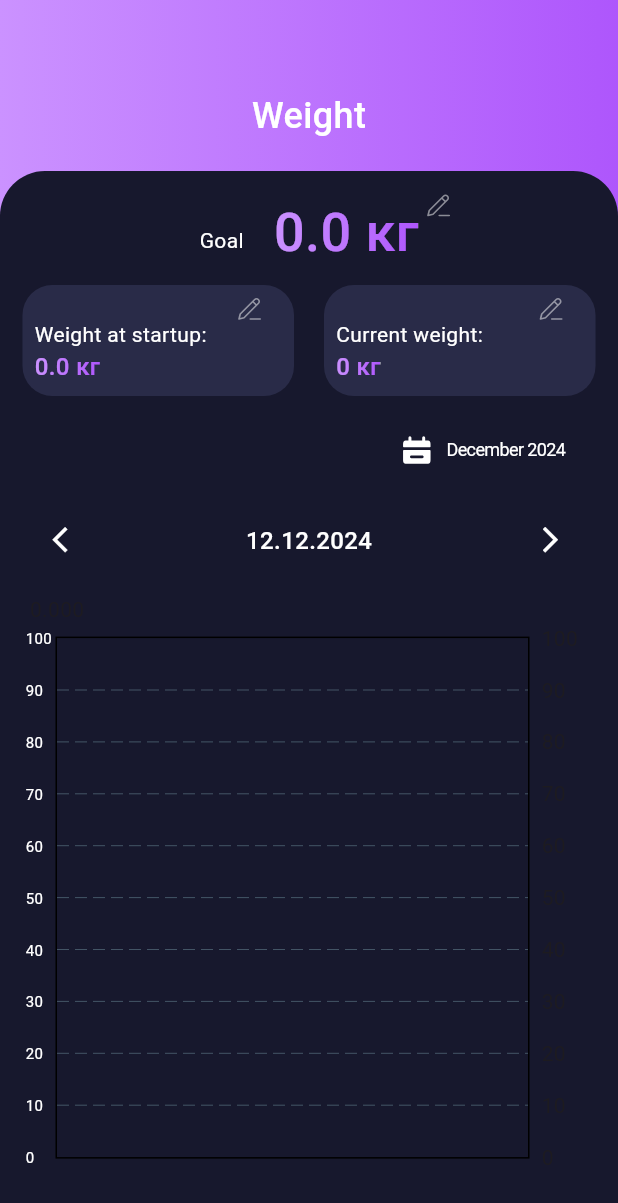
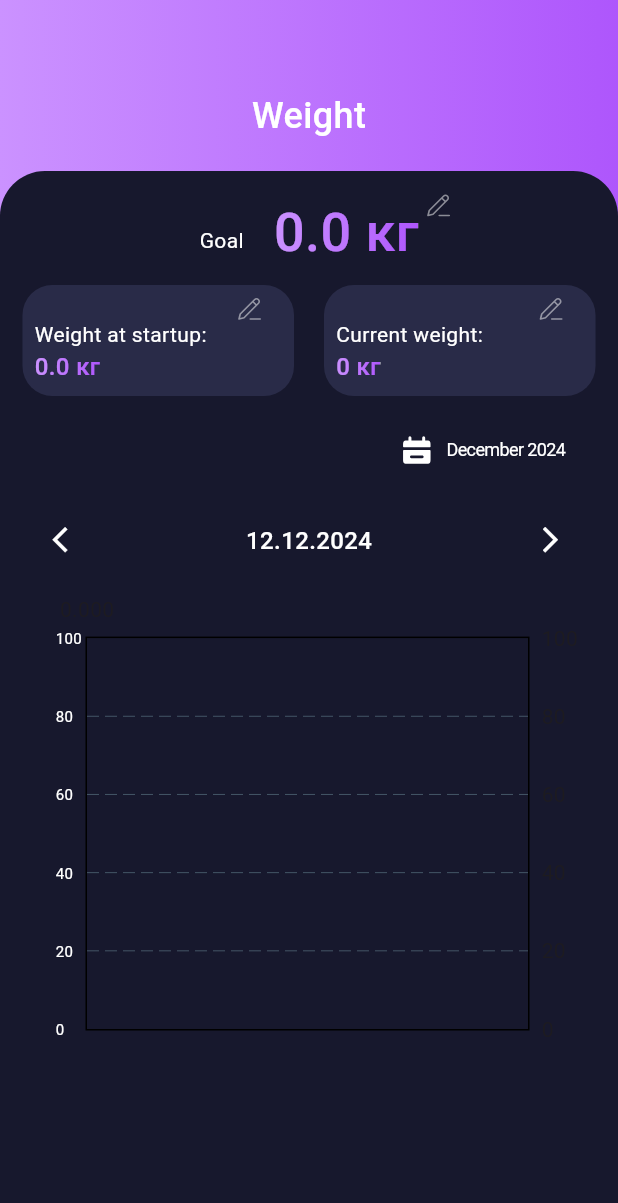
Before and after one commit to otwtz/tt_34, a Flutter app: the WeightControlScreen screen opened directly, on a phone screen of 412 x 824 dp. Shown: the top 1203 px of the screen. Run offline on Flutter 3.47's test engine with Material 3 defaults, Android fonts, the phone set to English and light mode, and no system bars; drawn by our look-alikes of fl_chart; our stand-ins replace calendar_date_picker2, easy_date_timeline, equatable, flutter_bloc, flutter_markdown, flutter_svg and 4 more; missing offline and left inert: dart:ffi; accounts and stored records are empty.

Commit message:
bug fixed

```diff
--- a/lib/BLoCs/Entry_bloc/entry_bloc.dart
+++ b/lib/BLoCs/Entry_bloc/entry_bloc.dart
@@ -15,7 +15,7 @@ class RecordBloc extends Bloc<RecordEvent, RecordState> {
       final records = await repository.getAllRecords();
       emit(state.copyWith(
           records: records, isLoading: false, currentEntryByDate: records));
-      add(GetRecordsByDateEvent(state.currentDateTime ?? DateTime.now()));
+      // add(GetRecordsByDateEvent(state.currentDateTime ?? DateTime.now()));
     });
 
     on<LoadRecordEvent>((event, emit) async {
@@ -71,7 +71,6 @@ class RecordBloc extends Bloc<RecordEvent, RecordState> {
           isLoading: false,
           currentDateTime: event.date));
     });
-
     add(GetRecordsByDateEvent(DateTime.now()));
   }
 
--- a/lib/UI/WEight/weight.dart
+++ b/lib/UI/WEight/weight.dart
@@ -159,7 +159,6 @@ class _WeightControlScreenState extends State<WeightControlScreen> {
                     ),
                     child: Padding(
                       padding: const EdgeInsets.all(15.0),
-                      child: SingleChildScrollView(
                       child: Column(
                         children: [
                           Stack(
@@ -212,8 +211,7 @@ class _WeightControlScreenState extends State<WeightControlScreen> {
                             ],
                           ),
                           Padding(
-                              padding:
-                                  const EdgeInsets.symmetric(vertical: 10.0),
+                            padding: const EdgeInsets.symmetric(vertical: 10.0),
                             child: Row(
                               children: [
                                 Expanded(
@@ -236,16 +234,14 @@ class _WeightControlScreenState extends State<WeightControlScreen> {
                                             children: [
                                               Text(
                                                 'Weight at startup:',
-                                                  style:
-                                                      Style.txtStyle.copyWith(
+                                                style: Style.txtStyle.copyWith(
                                                   fontWeight: FontWeight.w400,
                                                   fontSize: 14,
                                                 ),
                                               ),
                                               GradientText(
                                                 _startWeightString,
-                                                  style:
-                                                      Style.txtStyle.copyWith(
+                                                style: Style.txtStyle.copyWith(
                                                   fontSize: 16,
                                                 ),
                                                 colors: Style.purpleGrad,
@@ -299,16 +295,14 @@ class _WeightControlScreenState extends State<WeightControlScreen> {
                                             children: [
                                               Text(
                                                 'Current weight:',
-                                                  style:
-                                                      Style.txtStyle.copyWith(
+                                                style: Style.txtStyle.copyWith(
                                                   fontWeight: FontWeight.w400,
                                                   fontSize: 14,
                                                 ),
                                               ),
                                               GradientText(
                                                 _currentWeightString,
-                                                  style:
-                                                      Style.txtStyle.copyWith(
+                                                style: Style.txtStyle.copyWith(
                                                   fontSize: 16,
                                                 ),
                                                 colors: Style.purpleGrad,
@@ -357,7 +351,6 @@ class _WeightControlScreenState extends State<WeightControlScreen> {
                                     Text(
                                       DateFormat('MMMM yyyy')
                                           .format(_currentDate!),
-                                        // Форматирование текущей даты
                                       style: Style.txtStyle.copyWith(
                                         fontSize: 12,
                                         fontWeight: FontWeight.w400,
@@ -372,11 +365,9 @@ class _WeightControlScreenState extends State<WeightControlScreen> {
                             ],
                           ),
                           Padding(
-                              padding:
-                                  const EdgeInsets.symmetric(vertical: 8.0),
+                            padding: const EdgeInsets.symmetric(vertical: 8.0),
                             child: Row(
-                                mainAxisAlignment:
-                                    MainAxisAlignment.spaceBetween,
+                              mainAxisAlignment: MainAxisAlignment.spaceBetween,
                               children: [
                                 CupertinoButton(
                                   child: Icon(
@@ -402,12 +393,12 @@ class _WeightControlScreenState extends State<WeightControlScreen> {
                               ],
                             ),
                           ),
-                            Container(
-                              height: 400,
+                          Expanded(
+                            child: Padding(
+                              padding: const EdgeInsets.only(left: 20.0),
                               child: LineChart(
                                 LineChartData(
                                   minY: 0,
-                                  // Минимальное значение по оси Y
                                   maxY: 100,
                                   titlesData: FlTitlesData(
                                     leftTitles: AxisTitles(
@@ -418,11 +409,11 @@ class _WeightControlScreenState extends State<WeightControlScreen> {
                                             padding: const EdgeInsets.all(2.0),
                                             child: Text(
                                               value.toInt().toString(),
-                                              // Отображение веса
                                               overflow: TextOverflow.ellipsis,
                                               style: TextStyle(
                                                 color: Colors.white,
-                                                  fontSize: 10),
+                                                fontSize: 10,
+                                              ),
                                             ),
                                           );
                                         },
@@ -432,16 +423,14 @@ class _WeightControlScreenState extends State<WeightControlScreen> {
                                       sideTitles: SideTitles(
                                         showTitles: true,
                                         getTitlesWidget: (value, meta) {
-                                          // Отображение даты в формате dd.MM
                                           int index = value.toInt();
                                           if (index >= 0 &&
                                               index < _weightDates.length) {
                                             return Padding(
-                                              padding:
-                                                  const EdgeInsets.all(2.0),
+                                              padding: const EdgeInsets.all(2.0),
                                               child: Text(
-                                                DateFormat('dd.MM').format(
-                                                    _weightDates[index]),
+                                                DateFormat('dd.MM')
+                                                    .format(_weightDates[index]),
                                                 style: TextStyle(
                                                     color: Colors.white,
                                                     fontSize: 10),
@@ -478,8 +467,7 @@ class _WeightControlScreenState extends State<WeightControlScreen> {
                                           ? List.generate(
                                               _weightData.length < 7
                                                   ? 7
-                                                  : _weightData.length,
-                                              (index) {
+                                                  : _weightData.length, (index) {
                                               return FlSpot(index.toDouble(),
                                                   _goalWeight.toDouble());
                                             })
@@ -493,8 +481,11 @@ class _WeightControlScreenState extends State<WeightControlScreen> {
                                 ),
                               ),
                             ),
+                          ),
+                          SizedBox(
+                            height: 100,
+                          ),
                         ],
-                        ),
                       ),
                     ),
                   ),
```
Also changed, not shown: lib/UI/Entry/entry.dart (+34 -16 lines), lib/Widgets/listview_of_entries.dart (+4 -5 lines). Lines whose indentation alone changed are shown as unchanged.
